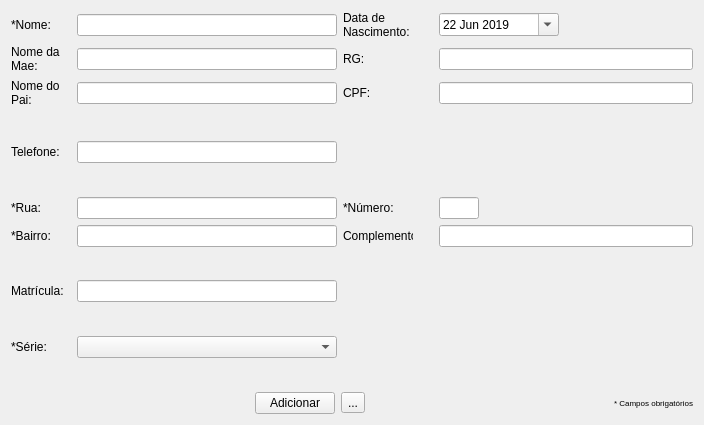
Above: src/main/python/ui/widgets/alunoForm.ui from matheusfillipe/ganec before the change. Below: the same form after it.
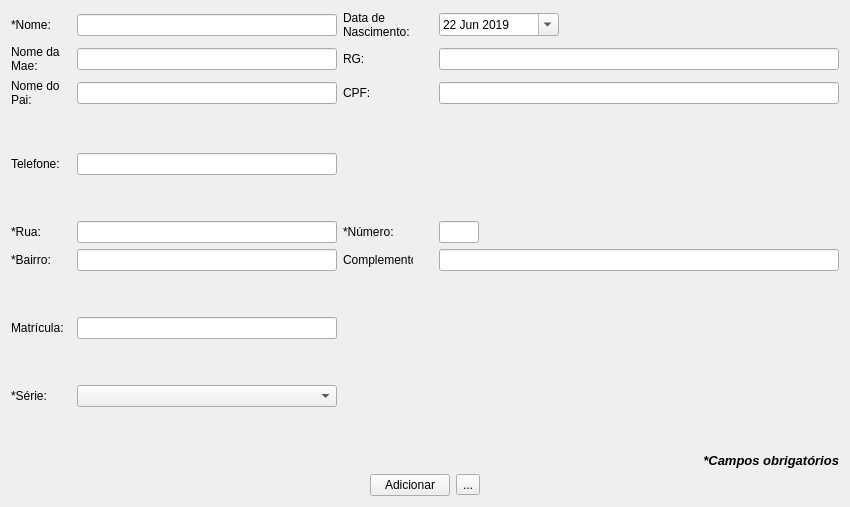
That is the form after the change. Icons and pictures are not drawn.

```diff
--- a/src/main/python/ui/widgets/alunoForm.ui
+++ b/src/main/python/ui/widgets/alunoForm.ui
@@ -9,8 +9,8 @@
    <rect>
     <x>0</x>
     <y>0</y>
-    <width>704</width>
-    <height>425</height>
+    <width>850</width>
+    <height>507</height>
    </rect>
   </property>
   <property name="sizePolicy">
@@ -672,7 +672,7 @@
      </item>
     </layout>
    </item>
-   <item row="2" column="0">
+   <item row="3" column="0">
     <layout class="QHBoxLayout" name="horizontalLayout_2">
      <item>
       <spacer name="horizontalSpacer">
@@ -714,21 +714,6 @@
        </property>
       </spacer>
      </item>
-     <item>
-      <widget class="QLabel" name="label_12">
-       <property name="font">
-        <font>
-         <pointsize>6</pointsize>
-        </font>
-       </property>
-       <property name="text">
-        <string>* Campos obrigatórios</string>
-       </property>
-       <property name="alignment">
-        <set>Qt::AlignRight|Qt::AlignTrailing|Qt::AlignVCenter</set>
-       </property>
-      </widget>
-     </item>
     </layout>
    </item>
    <item row="1" column="0">
@@ -744,6 +729,24 @@
      </property>
     </spacer>
    </item>
+   <item row="2" column="0">
+    <widget class="QLabel" name="label_12">
+     <property name="font">
+      <font>
+       <pointsize>10</pointsize>
+       <weight>75</weight>
+       <italic>true</italic>
+       <bold>true</bold>
+      </font>
+     </property>
+     <property name="text">
+      <string>*Campos obrigatórios</string>
+     </property>
+     <property name="alignment">
+      <set>Qt::AlignRight|Qt::AlignTrailing|Qt::AlignVCenter</set>
+     </property>
+    </widget>
+   </item>
   </layout>
  </widget>
  <resources/>
```
Left out of the diff: 644 changed lines with no effect on the pictures.
